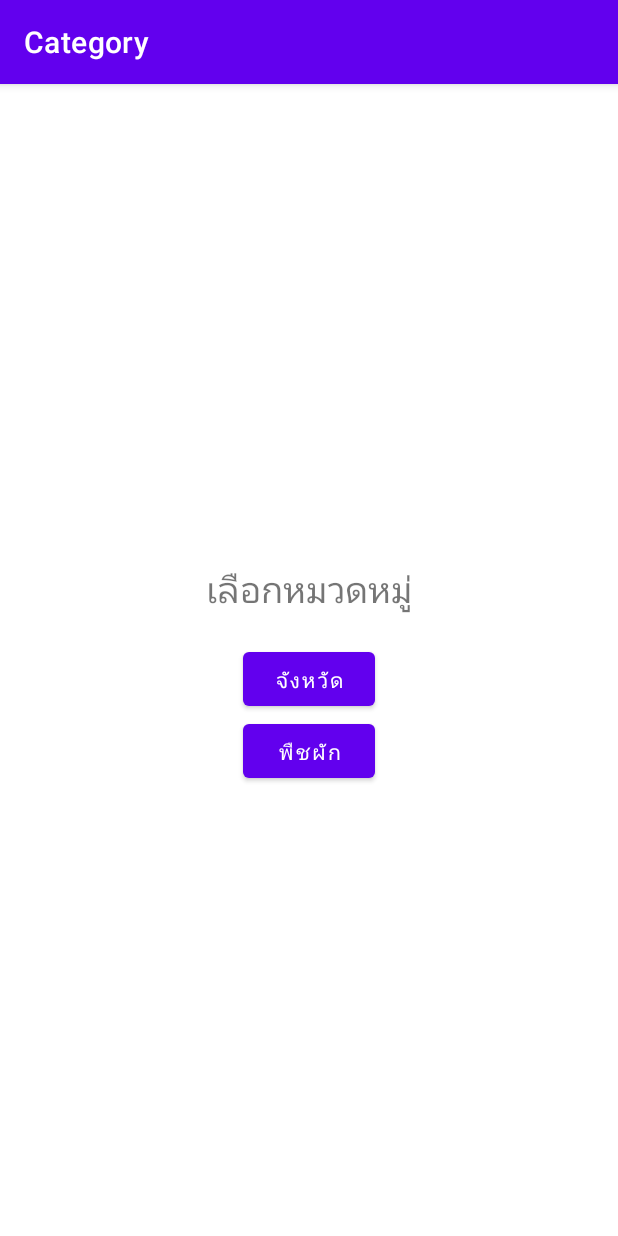
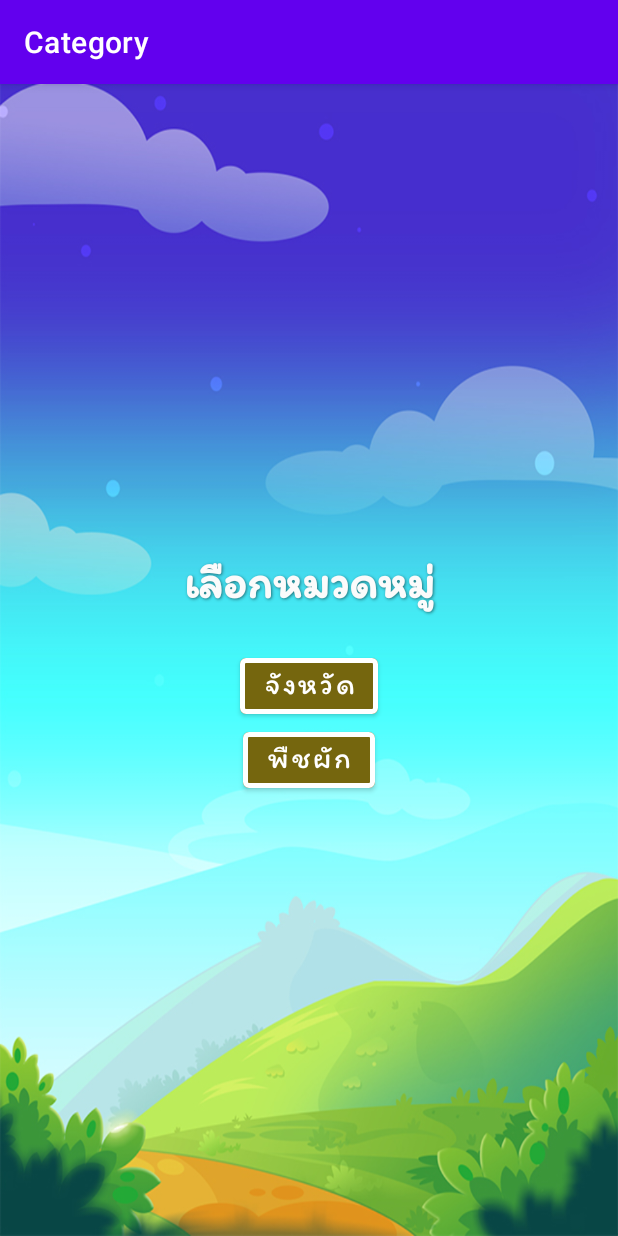
Before and after one commit to KingOnHuy/CS355_Final_Project, an Android app: the CategoryActivity screen opened directly, with no data from a screen before it, on a phone screen of 412 x 824 dp. Run offline under Robolectric (Android 15) with nearby library versions, the phone set to English and light mode, and no system bars.

Commit message:
change ui activity category

```diff
--- a/app/src/main/res/layout/activity_category.xml
+++ b/app/src/main/res/layout/activity_category.xml
@@ -1,12 +1,14 @@
 <?xml version="1.0" encoding="utf-8"?>
-<androidx.constraintlayout.widget.ConstraintLayout
-    xmlns:android="http://schemas.android.com/apk/res/android" android:layout_width="match_parent"
-    android:layout_height="match_parent">
+<androidx.constraintlayout.widget.ConstraintLayout xmlns:android="http://schemas.android.com/apk/res/android"
+    android:layout_width="match_parent"
+    android:layout_height="match_parent"
+    xmlns:app="http://schemas.android.com/apk/res-auto">
 
     <LinearLayout
         android:layout_width="match_parent"
         android:layout_height="match_parent"
         android:gravity="center"
+        android:background="@drawable/bd_category"
         android:orientation="vertical">
 
         <TextView
@@ -14,21 +16,39 @@
             android:layout_width="match_parent"
             android:layout_height="wrap_content"
             android:layout_margin="20dp"
-            android:fontFamily="sans-serif-medium"
+            android:fontFamily="@font/itim"
             android:gravity="center"
+            android:shadowColor="@color/text_shadow"
+            android:shadowDx="1"
+            android:shadowDy="1"
+            android:shadowRadius="2"
             android:text="@string/categoryMenu"
-            android:textSize="24sp" />
+            android:textColor="@color/light_font"
+            android:textSize="30sp"
+            android:textStyle="bold" />
 
         <Button
             android:id="@+id/cate1"
             android:layout_width="wrap_content"
             android:layout_height="wrap_content"
-            android:text="@string/category1" />
+            android:fontFamily="@font/itim"
+            android:text="@string/category1"
+            android:textColor="@color/white"
+            app:backgroundTint="@color/stokeColr"
+            app:strokeColor="@color/white"
+            android:textSize="20sp"
+            app:strokeWidth="3dp"/>
 
         <Button
             android:id="@+id/cate2"
             android:layout_width="wrap_content"
             android:layout_height="wrap_content"
-            android:text="@string/category2" />
+            android:fontFamily="@font/itim"
+            android:text="@string/category2"
+            android:textColor="@color/white"
+            app:backgroundTint="@color/stokeColr"
+            app:strokeColor="@color/white"
+            android:textSize="20sp"
+            app:strokeWidth="3dp"/>
     </LinearLayout>
 </androidx.constraintlayout.widget.ConstraintLayout>
--- a/app/src/main/res/layout/activity_main.xml
+++ b/app/src/main/res/layout/activity_main.xml
@@ -23,7 +23,8 @@
             android:textSize="25sp"
             app:backgroundTint="@color/stokeColr"
             app:strokeColor="@color/white"
-            app:strokeWidth="3dp" />
+            app:strokeWidth="3dp"
+            android:fontFamily="@font/itim"/>
 
         <Button
             android:id="@+id/historyBtn"
@@ -34,6 +35,7 @@
             android:textSize="25sp"
             app:backgroundTint="@color/stokeColr"
             app:strokeColor="@color/white"
+            android:fontFamily="@font/itim"
             app:strokeWidth="3dp" />
 
     </LinearLayout>
--- a/app/src/main/res/values/colors.xml
+++ b/app/src/main/res/values/colors.xml
@@ -10,4 +10,8 @@
     <color name="yellow">#FF8C00</color>
     <color name="stokeColr">#75660E</color>
     <color name="green">#7ACA1E</color>
+    <color name="light_font">#FBFBFB</color>
+    <color name="grey_font">#ff9e9e9e</color>
+    <color name="text_shadow">#7F000000</color>
+    <color name="text_shadow_white">#FFFFFF</color>
 </resources>
```
Also changed, not shown: app/src/main/res/layout/activity_playing.xml (+10 -5 lines), app/src/main/res/drawable/bd_category.jpg (added), app/src/main/res/font/itim.ttf (added).
